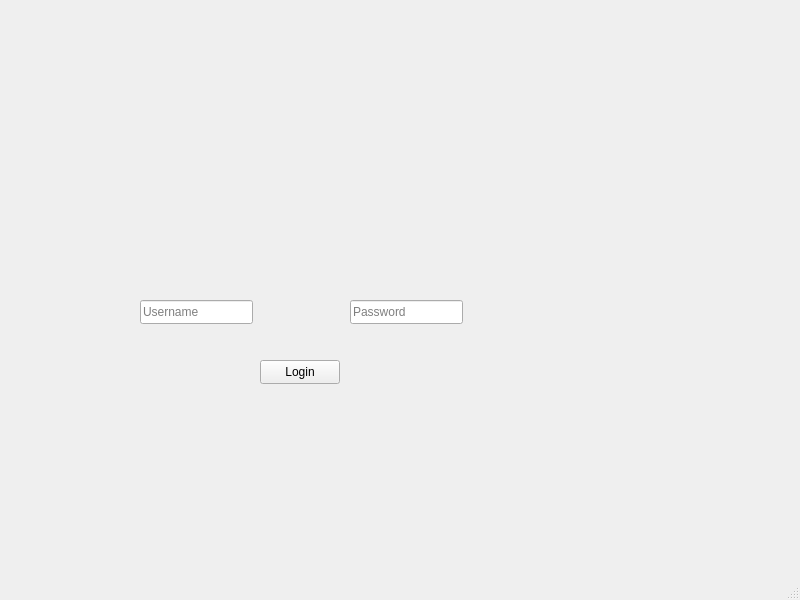
First picture: the form in BankClient/mainwindow.ui, repository Abdulrhman-Nasser/QT_BankSystem, before the edit.
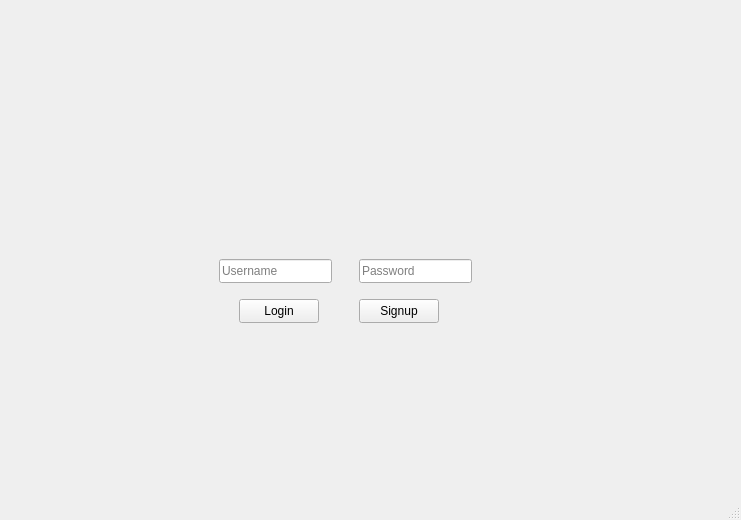
Second picture: the form after the edit.

Commit message: Login + Signup + singout working

Diff of the .ui file:
```diff
--- a/BankClient/mainwindow.ui
+++ b/BankClient/mainwindow.ui
@@ -6,32 +6,26 @@
    <rect>
     <x>0</x>
     <y>0</y>
-    <width>800</width>
-    <height>600</height>
+    <width>741</width>
+    <height>520</height>
    </rect>
   </property>
   <property name="windowTitle">
    <string>MainWindow</string>
   </property>
   <widget class="QWidget" name="centralwidget">
-   <widget class="QLineEdit" name="LE_Loginuser">
-    <property name="geometry">
-     <rect>
-      <x>140</x>
-      <y>300</y>
-      <width>113</width>
-      <height>24</height>
-     </rect>
-    </property>
-    <property name="placeholderText">
-     <string>Username</string>
-    </property>
-   </widget>
+   <layout class="QGridLayout" name="gridLayout">
+    <item row="0" column="0">
+     <widget class="QStackedWidget" name="stackedWidget">
+      <property name="currentIndex">
+       <number>0</number>
+      </property>
+      <widget class="QWidget" name="Page0_login">
    <widget class="QLineEdit" name="LE_Loginpass">
     <property name="geometry">
      <rect>
       <x>350</x>
-      <y>300</y>
+          <y>250</y>
       <width>113</width>
       <height>24</height>
      </rect>
@@ -40,11 +34,24 @@
      <string>Password</string>
     </property>
    </widget>
+       <widget class="QLineEdit" name="LE_Loginuser">
+        <property name="geometry">
+         <rect>
+          <x>210</x>
+          <y>250</y>
+          <width>113</width>
+          <height>24</height>
+         </rect>
+        </property>
+        <property name="placeholderText">
+         <string>Username</string>
+        </property>
+       </widget>
    <widget class="QPushButton" name="pb_Login">
     <property name="geometry">
      <rect>
-      <x>260</x>
-      <y>360</y>
+          <x>230</x>
+          <y>290</y>
       <width>80</width>
       <height>24</height>
      </rect>
@@ -53,6 +60,53 @@
      <string>Login</string>
     </property>
    </widget>
+       <widget class="QPushButton" name="pb_signup">
+        <property name="geometry">
+         <rect>
+          <x>350</x>
+          <y>290</y>
+          <width>80</width>
+          <height>24</height>
+         </rect>
+        </property>
+        <property name="text">
+         <string>Signup</string>
+        </property>
+       </widget>
+      </widget>
+      <widget class="QWidget" name="Page1_admin">
+       <widget class="QPushButton" name="pb_signoutadmin">
+        <property name="geometry">
+         <rect>
+          <x>250</x>
+          <y>350</y>
+          <width>80</width>
+          <height>24</height>
+         </rect>
+        </property>
+        <property name="text">
+         <string>Signout</string>
+        </property>
+       </widget>
+      </widget>
+      <widget class="QWidget" name="Page2_user">
+       <widget class="QPushButton" name="pb_signoutuser">
+        <property name="geometry">
+         <rect>
+          <x>290</x>
+          <y>290</y>
+          <width>80</width>
+          <height>24</height>
+         </rect>
+        </property>
+        <property name="text">
+         <string>Signout</string>
+        </property>
+       </widget>
+      </widget>
+     </widget>
+    </item>
+   </layout>
   </widget>
   <widget class="QMenuBar" name="menubar">
    <property name="geometry">
```
Left out of the diff: 2 changed lines with no effect on the pictures. Lines whose indentation alone changed are shown as unchanged. The commit also changes 5 other files.
